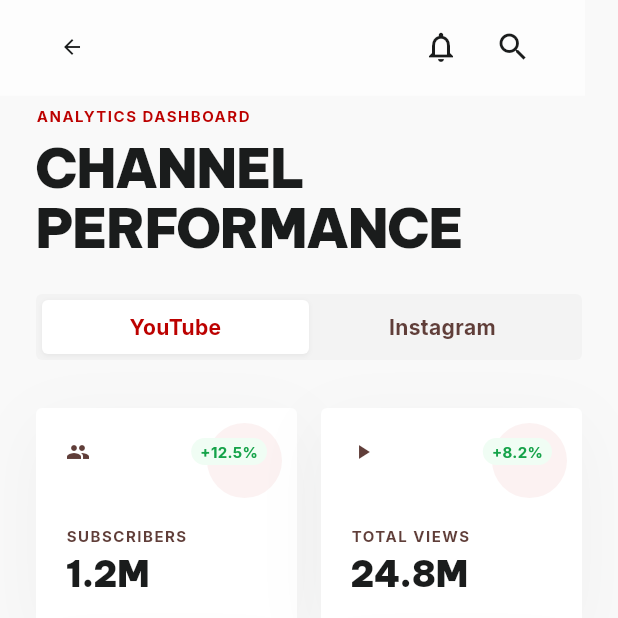
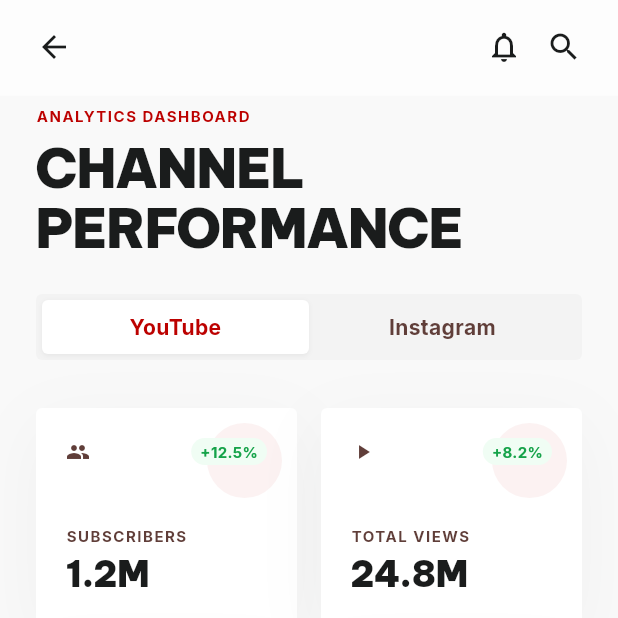
Before and after one commit to Mahesh0237/creator_box_flutter, a Flutter app: the MyStatsScreen screen opened directly, on a phone screen of 412 x 824 dp, the top half of it. Run offline on Flutter 3.47's test engine with Material 3 defaults, Android fonts, the phone set to English and light mode, and no system bars; our stand-ins replace flutter_svg, google_fonts.

Commit message:
Update my_stats_screen.dart

```diff
--- a/lib/screens/my_stats_screen.dart
+++ b/lib/screens/my_stats_screen.dart
@@ -14,7 +14,7 @@ class MyStatsScreen extends StatelessWidget {
             child: Column(
               crossAxisAlignment: CrossAxisAlignment.start,
               children: [
-                const SizedBox(height: 70), // Header space
+                SizedBox(height: 70 + MediaQuery.of(context).padding.top), // Header space
 
                 // Section 1: Header & Platform Toggle
                 const Padding(
@@ -67,29 +67,37 @@ class _StickyTopAppBar extends StatelessWidget {
     return Positioned(
       top: 0,
       left: 0,
-      width: 390,
-      height: 64,
+      right: 0,
+      height: 64 + MediaQuery.of(context).padding.top,
       child: Container(
+        padding: EdgeInsets.only(top: MediaQuery.of(context).padding.top),
         decoration: BoxDecoration(
-          color: Colors.white.withOpacity(0.4),
-          border: Border(bottom: BorderSide(color: Colors.white.withOpacity(0.3))),
+          color: Colors.white.withValues(alpha: 0.4),
+          border: Border(bottom: BorderSide(color: Colors.white.withValues(alpha: 0.3))),
         ),
         child: ClipRRect(
           child: BackdropFilter(
-            filter: ColorFilter.mode(Colors.white.withOpacity(0.4), BlendMode.srcOver),
+            filter: ColorFilter.mode(Colors.white.withValues(alpha: 0.4), BlendMode.srcOver),
             child: Padding(
               padding: const EdgeInsets.symmetric(horizontal: 24),
               child: Row(
                 mainAxisAlignment: MainAxisAlignment.spaceBetween,
                 children: [
-                  IconButton(
-                    icon: const Icon(Icons.arrow_back, size: 16, color: Color(0xFF1A1C1C)),
-                    onPressed: () => Navigator.pop(context),
+                  GestureDetector(
+                    onTap: () => Navigator.pop(context),
+                    child: const Icon(Icons.arrow_back, size: 24, color: Color(0xFF1A1C1C)),
                   ),
                   Row(
                     children: [
-                      IconButton(icon: const Icon(Icons.notifications_none, size: 24, color: Color(0xFF1A1C1C)), onPressed: () {}),
-                      IconButton(icon: const Icon(Icons.search, size: 24, color: Color(0xFF1A1C1C)), onPressed: () {}),
+                      GestureDetector(
+                        onTap: () {},
+                        child: const Icon(Icons.notifications_none, size: 24, color: Color(0xFF1A1C1C)),
+                      ),
+                      const SizedBox(width: 16),
+                      GestureDetector(
+                        onTap: () {},
+                        child: const Icon(Icons.search, size: 24, color: Color(0xFF1A1C1C)),
+                      ),
                     ],
                   ),
                 ],
```
